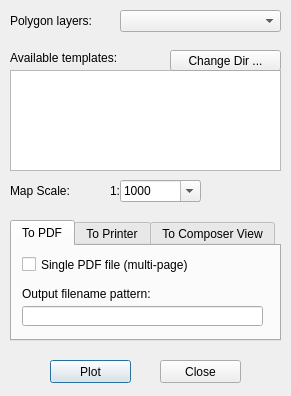
Before: the Qt Designer form batch_plotting.ui in zsiki/ls, drawn with Qt 5.
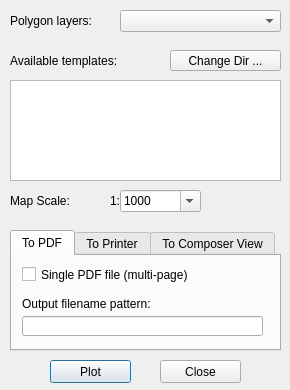
After: the same form once the commit is applied.

Commit message: fixed window size Plot dialog windows

The edit to the form file:
```diff
--- a/batch_plotting.ui
+++ b/batch_plotting.ui
@@ -6,10 +6,28 @@
    <rect>
     <x>0</x>
     <y>0</y>
-    <width>291</width>
-    <height>396</height>
+    <width>290</width>
+    <height>390</height>
    </rect>
   </property>
+  <property name="sizePolicy">
+   <sizepolicy hsizetype="Fixed" vsizetype="Fixed">
+    <horstretch>0</horstretch>
+    <verstretch>0</verstretch>
+   </sizepolicy>
+  </property>
+  <property name="minimumSize">
+   <size>
+    <width>290</width>
+    <height>390</height>
+   </size>
+  </property>
+  <property name="maximumSize">
+   <size>
+    <width>290</width>
+    <height>390</height>
+   </size>
+  </property>
   <property name="windowTitle">
    <string>Batch Plotting</string>
   </property>
@@ -17,7 +35,7 @@
    <property name="geometry">
     <rect>
      <x>10</x>
-     <y>70</y>
+     <y>80</y>
      <width>271</width>
      <height>101</height>
     </rect>
@@ -27,7 +45,7 @@
    <property name="geometry">
     <rect>
      <x>10</x>
-     <y>50</y>
+     <y>53</y>
      <width>111</width>
      <height>16</height>
     </rect>
@@ -78,7 +96,7 @@
    <property name="geometry">
     <rect>
      <x>10</x>
-     <y>180</y>
+     <y>190</y>
      <width>91</width>
      <height>21</height>
     </rect>
@@ -91,7 +109,7 @@
    <property name="geometry">
     <rect>
      <x>120</x>
-     <y>180</y>
+     <y>190</y>
      <width>81</width>
      <height>22</height>
     </rect>
@@ -221,7 +239,7 @@
    <property name="geometry">
     <rect>
      <x>10</x>
-     <y>220</y>
+     <y>230</y>
      <width>271</width>
      <height>121</height>
     </rect>
@@ -327,7 +345,7 @@
    <property name="geometry">
     <rect>
      <x>100</x>
-     <y>180</y>
+     <y>190</y>
      <width>20</width>
      <height>21</height>
     </rect>
```
The commit also changes 1 other file.
